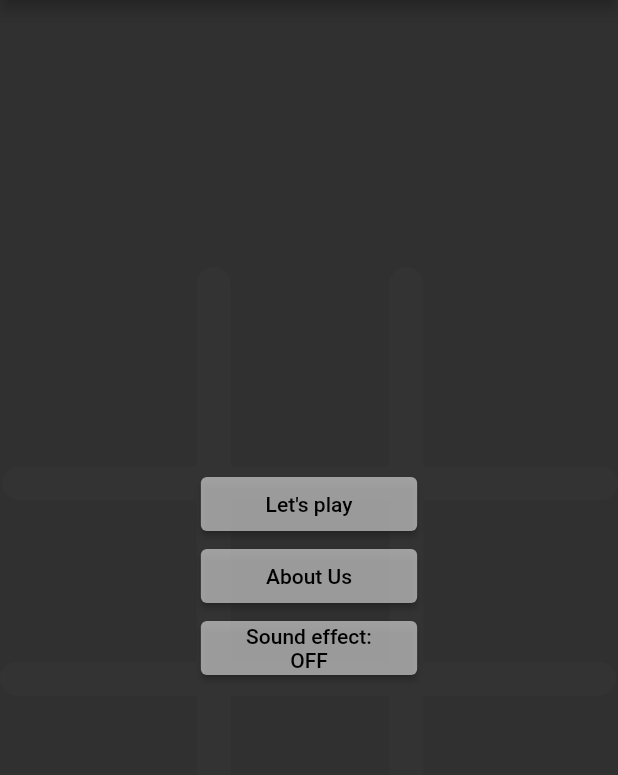
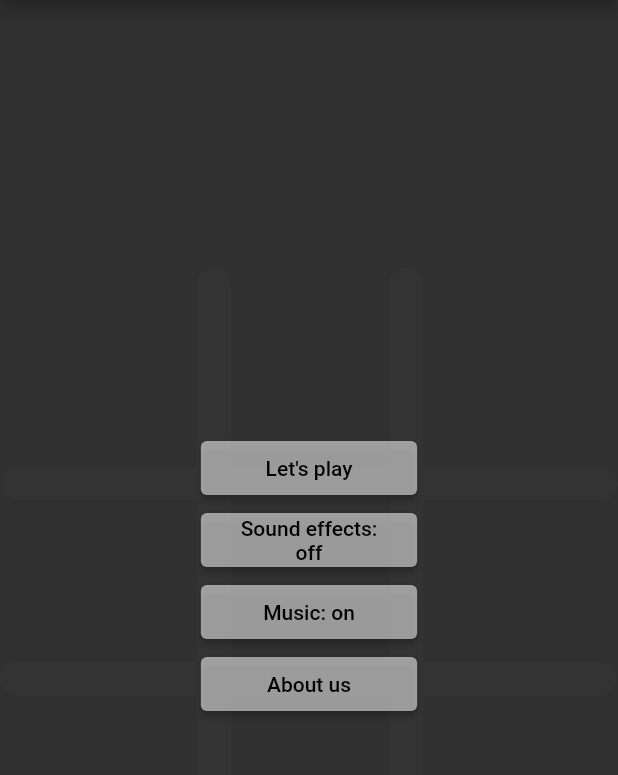
Before and after one commit to abraraltaf92/tic_tac_toe, a Flutter app: the screen it shows after launch, on a phone screen of 412 x 824 dp, the part 84-859 px from its top. Run offline on Flutter 3.47's test engine with Material 2 defaults, Android fonts, the phone set to English and light mode, and no system bars; our stand-ins replace animated_splash_screen, animated_text_kit, audioplayers, auto_size_text, flutter_icons, flutter_speed_dial and 5 more; missing offline and left inert: launch_review.

Commit message:
added music notifier

```diff
--- a/lib/main.dart
+++ b/lib/main.dart
@@ -9,8 +9,9 @@ import 'package:lottie/lottie.dart';
 import 'package:provider/provider.dart';
 import 'package:shared_preferences/shared_preferences.dart';
 import 'package:tic_tac_toe/ui/home.dart';
-import 'package:tic_tac_toe/util/sound.dart';
-import 'package:tic_tac_toe/util/theme.dart';
+import 'package:tic_tac_toe/notifiers/music.dart';
+import 'package:tic_tac_toe/notifiers/sound.dart';
+import 'package:tic_tac_toe/notifiers/theme.dart';
 
 Future<void> main() async {
   WidgetsFlutterBinding.ensureInitialized();
@@ -25,6 +26,10 @@ Future<void> main() async {
       ChangeNotifierProvider(
           create: (BuildContext context) =>
               SoundProvider(isSound: prefs.getBool('isSound') ?? true)),
+      ChangeNotifierProvider(
+          create: (BuildContext context) => MusicProvider(
+                isMusic: prefs.getBool('isMusic') ?? false,
+              )),
     ],
     child: MyApp(),
   ));
@@ -41,6 +46,7 @@ class _MyAppState extends State<MyApp> with SingleTickerProviderStateMixin {
   AnimationController _controller;
   Animation<Offset> _offsetAnimation;
   Animation<double> _fadeAnimation;
+
   @override
   void initState() {
     _controller = AnimationController(
@@ -72,8 +78,8 @@ class _MyAppState extends State<MyApp> with SingleTickerProviderStateMixin {
 
   @override
   Widget build(BuildContext context) {
-    return Consumer2<ThemeProvider, SoundProvider>(
-        builder: (context, themeProvider, soundProvider, child) {
+    return Consumer3<ThemeProvider, SoundProvider, MusicProvider>(
+        builder: (context, themeProvider, soundProvider, musicProvider, child) {
       return GetMaterialApp(
         navigatorKey: navigatorkey,
         title: 'Tic Tac Toe',
--- /dev/null
+++ b/lib/notifiers/music.dart
@@ -0,0 +1,39 @@
+import 'package:audioplayers/audio_cache.dart';
+import 'package:audioplayers/audioplayers.dart';
+import 'package:flutter/material.dart';
+import 'package:shared_preferences/shared_preferences.dart';
+
+class MusicProvider extends ChangeNotifier {
+  bool _selectedMusic;
+  AudioCache cache = AudioCache();
+  AudioPlayer player = AudioPlayer();
+  MusicProvider({bool isMusic}) {
+    _selectedMusic = isMusic;
+    // if (isMusic) {
+    //   _playFile();
+    // } else {
+    //   _stopFile();
+    // }
+  }
+  Future<void> swapMusic() async {
+    SharedPreferences prefs = await SharedPreferences.getInstance();
+    if (_selectedMusic == true) {
+      _selectedMusic = false;
+      prefs.setBool('isMusic', false);
+    } else {
+      _selectedMusic = true;
+      prefs.setBool('isMusic', true);
+    }
+    notifyListeners();
+  }
+
+  bool get getMusic => _selectedMusic ?? false;
+
+  // void _playFile() async {
+  //   player = await cache.loop('sounds/drum_loop.mp3'); // assign player here
+  // }
+
+  // void _stopFile() {
+  //   player?.stop(); // stop the file like this
+  // }
+}
--- a/lib/ui/home.dart
+++ b/lib/ui/home.dart
@@ -1,5 +1,6 @@
 import 'dart:io';
 import 'package:audioplayers/audio_cache.dart';
+import 'package:audioplayers/audioplayers.dart';
 import 'package:flutter/cupertino.dart';
 import 'package:flutter/material.dart';
 // import 'package:flutter/services.dart';
@@ -15,8 +16,9 @@ import 'package:tic_tac_toe/tile_state/tile_state.dart';
 import 'package:tic_tac_toe/util/constants.dart';
 import 'package:tic_tac_toe/ui/my_portfolio.dart';
 import 'package:tic_tac_toe/util/licenses.dart';
-import 'package:tic_tac_toe/util/sound.dart';
-import 'package:tic_tac_toe/util/theme.dart';
+import 'package:tic_tac_toe/notifiers/music.dart';
+import 'package:tic_tac_toe/notifiers/sound.dart';
+import 'package:tic_tac_toe/notifiers/theme.dart';
 import 'package:url_launcher/url_launcher.dart';
 
 class Home extends StatefulWidget {
@@ -31,15 +33,20 @@ class _HomeState extends State<Home> {
   int countDraw = 0;
   final GlobalKey<ScaffoldState> _scaffoldKey = GlobalKey<ScaffoldState>();
   bool isPlay = true;
-
+  AudioCache cache = AudioCache(); // you have this
+  AudioPlayer player = AudioPlayer(); //
   @override
   Widget build(BuildContext context) {
     ThemeProvider themeProvider =
         Provider.of<ThemeProvider>(context, listen: false);
     SoundProvider soundProvider =
         Provider.of<SoundProvider>(context, listen: false);
+    MusicProvider musicProvider =
+        Provider.of<MusicProvider>(context, listen: false);
+
     bool isDark = themeProvider.getTheme == ThemeData.dark();
     bool isSound = soundProvider.getSound;
+    bool isMusic = musicProvider.getMusic;
 
     return Scaffold(
         key: _scaffoldKey,
@@ -196,30 +203,12 @@ class _HomeState extends State<Home> {
                         Container(
                           width: MediaQuery.of(context).size.width * 0.35,
                           child: ElevatedButton(
-                            child: const Text('About Us'),
-                            style: ButtonStyle(
-                                backgroundColor: isDark
-                                    ? MaterialStateColor.resolveWith(
-                                        (states) => Colors.white54)
-                                    : null,
-                                foregroundColor: isDark
-                                    ? MaterialStateColor.resolveWith(
-                                        (states) => Colors.black)
-                                    : null),
-                            onPressed: () {
-                              Get.to(MyPortfolio(isDark: isDark));
-                            },
-                          ),
-                        ),
-                        Container(
-                          width: MediaQuery.of(context).size.width * 0.35,
-                          child: ElevatedButton(
                             child: (isSound)
                                 ? Text(
-                                    'Sound effect: OFF',
+                                    'Sound effects: off',
                                     textAlign: TextAlign.center,
                                   )
-                                : Text('Sound effect: ON',
+                                : Text('Sound effects: on',
                                     textAlign: TextAlign.center),
                             style: ButtonStyle(
                                 backgroundColor: isDark
@@ -232,10 +221,66 @@ class _HomeState extends State<Home> {
                                     : null),
                             onPressed: () async {
                               // Get.to(Test());
-                              soundProvider.swapSound();
+
+                              await soundProvider.swapSound();
+
                               setState(() {
                                 isSound = isSound;
                               });
+                            },
+                          ),
+                        ),
+                        Container(
+                          width: MediaQuery.of(context).size.width * 0.35,
+                          child: ElevatedButton(
+                            child: (isMusic)
+                                ? Text(
+                                    'Music: off',
+                                    textAlign: TextAlign.center,
+                                  )
+                                : Text('Music: on',
+                                    textAlign: TextAlign.center),
+                            style: ButtonStyle(
+                                backgroundColor: isDark
+                                    ? MaterialStateColor.resolveWith(
+                                        (states) => Colors.white54)
+                                    : null,
+                                foregroundColor: isDark
+                                    ? MaterialStateColor.resolveWith(
+                                        (states) => Colors.black)
+                                    : null),
+                            onPressed: () async {
+                              // Get.to(Test());
+                              if (isMusic) {
+                                _stopFile();
+                              } else {
+                                _stopFile();
+                              }
+                              print(isMusic);
+                              await musicProvider.swapMusic();
+                              print(isMusic);
+
+                              setState(() {
+                                isMusic = isMusic;
+                              });
+                            },
+                          ),
+                        ),
+                        Container(
+                          width: MediaQuery.of(context).size.width * 0.35,
+                          child: ElevatedButton(
+                            child: const Text('About us'),
+                            style: ButtonStyle(
+                                backgroundColor: isDark
+                                    ? MaterialStateColor.resolveWith(
+                                        (states) => Colors.white54)
+                                    : null,
+                                foregroundColor: isDark
+                                    ? MaterialStateColor.resolveWith(
+                                        (states) => Colors.black)
+                                    : null),
+                            onPressed: () {
+                              Get.to(MyPortfolio(isDark: isDark));
                             },
                           ),
                         ),
@@ -333,7 +378,7 @@ class _HomeState extends State<Home> {
                 }
                 if (tileState != TileState.EMPTY) {
                   _displaySnack(
-                      msg: 'Space already occupied',
+                      msg: 'Space occupied',
                       gravity: ToastGravity.CENTER,
                       isDark: isDark);
                 }
@@ -518,6 +563,17 @@ class _HomeState extends State<Home> {
       backgroundColor: isDark ? Colors.black : Colors.grey,
     );
   }
+
+  void _playFile() async {
+    cache.clearCache();
+    player = await cache.loop('sounds/drum_loop.mp3', volume: 0.5);
+
+    // assign player here
+  }
+
+  void _stopFile() {
+    player?.stop(); // stop the file like this
+  }
 }
 
 //
--- a/lib/util/constants.dart
+++ b/lib/util/constants.dart
@@ -15,3 +15,5 @@ const String appRating =
 const String boardAnimationLink = 'https://lottiefiles.com/27327-tic-tac-toe';
 const String winnerSurpriseLink =
     'https://lottiefiles.com/37723-confetti-partyyy';
+const String additionalSoundEffectsLink =
+    'Additional sound effects from https://www.zapsplat.com';
```
Also changed, not shown: lib/util/licenses.dart (+20 -0 lines), lib/notifiers/sound.dart (renamed from lib/util/sound.dart), lib/notifiers/theme.dart (renamed from lib/util/theme.dart), 2 other files.
